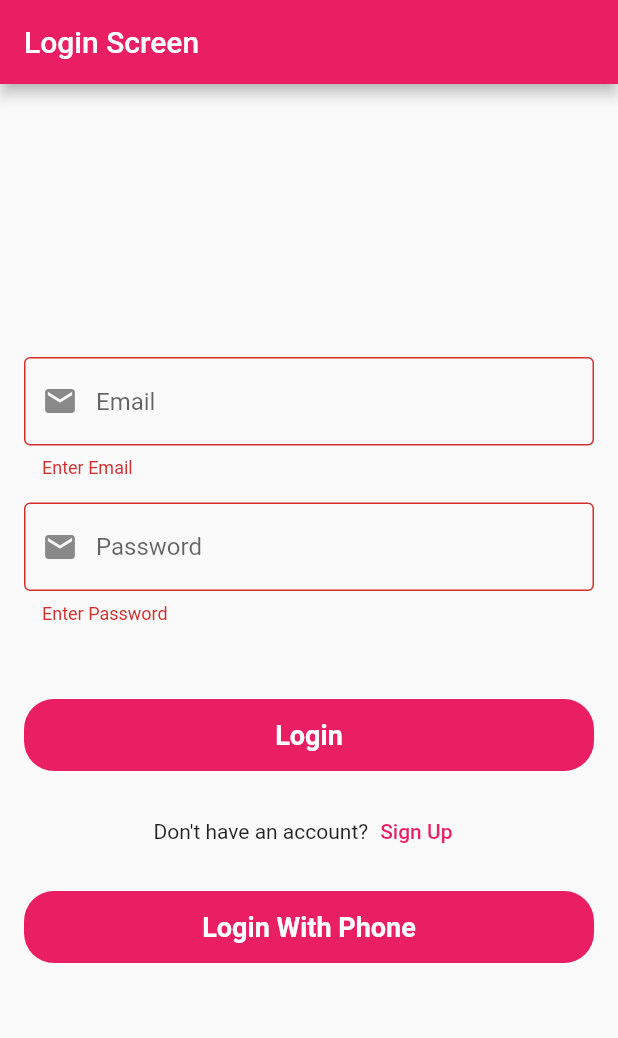
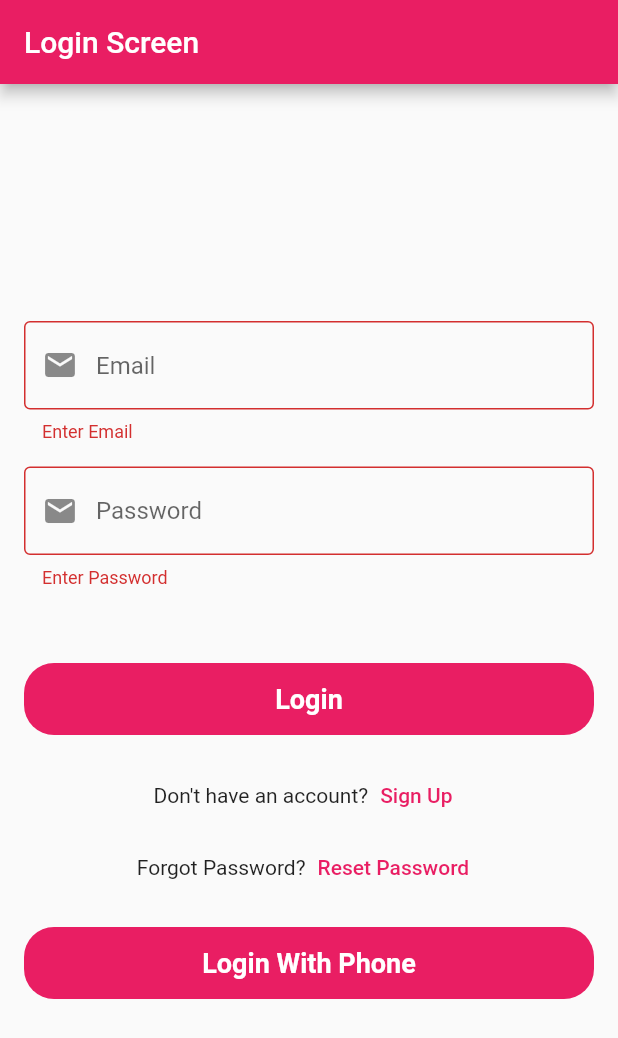
Before and after one commit to DaemonAssassin/firebase-app, a Flutter app: the screen it shows after launch, after a tap on "Login", on a phone screen of 412 x 824 dp. Shown: the top 1038 px of the screen. Run offline on Flutter 3.47's test engine with Material 2 defaults, Android fonts, the phone set to English and light mode, and no system bars; our stand-ins replace cloud_firestore, firebase_auth, firebase_core, firebase_database, firebase_storage, fluttertoast and 1 more; accounts and stored records are empty.

Commit message:
Learned Forgot Password Working With Firebase

```diff
--- a/lib/firebase_services/splash_screen_service.dart
+++ b/lib/firebase_services/splash_screen_service.dart
@@ -1,7 +1,7 @@
 import 'dart:async';
 import 'package:firebase_auth/firebase_auth.dart';
 import 'package:flutter/material.dart';
-import 'package:flutter_firebase/screens/upload_image_screen.dart';
+import 'package:flutter_firebase/screens/post/post_screen.dart';
 import '../screens/auth/login_screen.dart';
 
 class SplashScreenService {
@@ -17,8 +17,8 @@ class SplashScreenService {
     } else {
       Timer(
           const Duration(seconds: 3),
-          () => Navigator.of(context).push(
-              MaterialPageRoute(builder: (_) => const UploadImageScreen())));
+          () => Navigator.of(context)
+              .push(MaterialPageRoute(builder: (_) => const PostScreen())));
     }
   }
 }
--- a/lib/screens/auth/login_screen.dart
+++ b/lib/screens/auth/login_screen.dart
@@ -8,6 +8,7 @@ import 'package:flutter_firebase/screens/auth/login_with_phone_no_screen.dart';
 import '../../utils/helper_widgets.dart';
 import '../post/post_screen.dart';
 import '../widgets/round_button.dart';
+import 'forgot_password_screen.dart';
 import 'signup_screen.dart';
 
 class LoginScreen extends StatefulWidget {
@@ -56,6 +57,7 @@ class _LoginScreenState extends State<LoginScreen> {
             key: _formKey,
             child: Padding(
               padding: const EdgeInsets.all(16.0),
+              child: SingleChildScrollView(
                 child: Column(
                   mainAxisAlignment: MainAxisAlignment.center,
                   crossAxisAlignment: CrossAxisAlignment.center,
@@ -119,6 +121,22 @@ class _LoginScreenState extends State<LoginScreen> {
                         ),
                       ],
                     ),
+                    Row(
+                      mainAxisAlignment: MainAxisAlignment.center,
+                      children: [
+                        const Text('Forgot Password?'),
+                        TextButton(
+                          onPressed: () {
+                            Navigator.of(context).push(
+                              MaterialPageRoute(
+                                builder: (_) => const ForgotPasswordScreen(),
+                              ),
+                            );
+                          },
+                          child: const Text('Reset Password'),
+                        ),
+                      ],
+                    ),
                     const SizedBox(height: 16.0),
                     RoundButton(
                       onTap: () {
@@ -129,6 +147,7 @@ class _LoginScreenState extends State<LoginScreen> {
                       title: 'Login With Phone',
                     ),
                   ],
+                ),
               ),
             ),
           ),
@@ -156,7 +175,7 @@ class _LoginScreenState extends State<LoginScreen> {
       HelperWidgets.showToast(e.toString());
     }
     setState(() {
-      isLoading = true;
+      isLoading = false;
     });
   }
 }
```
Also changed, not shown: lib/screens/auth/forgot_password_screen.dart (added, +59 -0 lines). Lines whose indentation alone changed are shown as unchanged.
